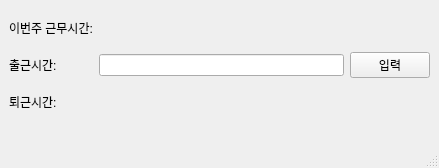
Qt form workhour.ui (junhyungjin/workhour) before a commit.
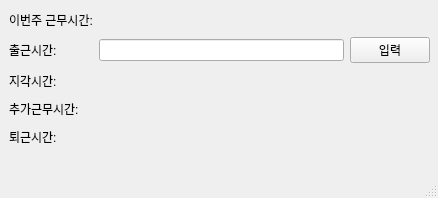
The same form after that commit.

```diff
--- a/workhour.ui
+++ b/workhour.ui
@@ -6,8 +6,8 @@
    <rect>
     <x>0</x>
     <y>0</y>
-    <width>439</width>
-    <height>168</height>
+    <width>438</width>
+    <height>198</height>
    </rect>
   </property>
   <property name="windowTitle">
@@ -20,14 +20,21 @@
       <x>9</x>
       <y>9</y>
       <width>421</width>
-      <height>111</height>
+      <height>139</height>
      </rect>
     </property>
     <layout class="QGridLayout" name="gridLayout">
+     <item row="0" column="0">
+      <widget class="QLabel" name="label_3">
+       <property name="text">
+        <string>이번주 근무시간:</string>
+       </property>
+      </widget>
+     </item>
      <item row="1" column="1">
       <widget class="QLineEdit" name="startWorkTime"/>
      </item>
-     <item row="2" column="0">
+     <item row="4" column="0">
       <widget class="QLabel" name="label">
        <property name="text">
         <string>퇴근시간:</string>
@@ -41,13 +48,34 @@
        </property>
       </widget>
      </item>
-     <item row="2" column="1">
+     <item row="2" column="0">
+      <widget class="QLabel" name="label_4">
+       <property name="text">
+        <string>지각시간:</string>
+       </property>
+      </widget>
+     </item>
+     <item row="4" column="1">
       <widget class="QLabel" name="endWorkTimeLabel">
        <property name="text">
         <string/>
        </property>
       </widget>
      </item>
+     <item row="2" column="1">
+      <widget class="QLabel" name="lateWorkLabel">
+       <property name="text">
+        <string/>
+       </property>
+      </widget>
+     </item>
+     <item row="0" column="1">
+      <widget class="QLabel" name="weekWorkHourLabel">
+       <property name="text">
+        <string/>
+       </property>
+      </widget>
+     </item>
      <item row="1" column="0">
       <widget class="QLabel" name="label_2">
        <property name="text">
@@ -55,15 +83,15 @@
        </property>
       </widget>
      </item>
-     <item row="0" column="0">
-      <widget class="QLabel" name="label_3">
+     <item row="3" column="0">
+      <widget class="QLabel" name="label_5">
        <property name="text">
-        <string>이번주 근무시간:</string>
+        <string>추가근무시간:</string>
        </property>
       </widget>
      </item>
-     <item row="0" column="1">
-      <widget class="QLabel" name="weekWorkHourLabel">
+     <item row="3" column="1">
+      <widget class="QLabel" name="addWorkHourLabel">
        <property name="text">
         <string/>
        </property>
@@ -77,7 +105,7 @@
     <rect>
      <x>0</x>
      <y>0</y>
-     <width>439</width>
+     <width>438</width>
      <height>22</height>
     </rect>
    </property>
```
